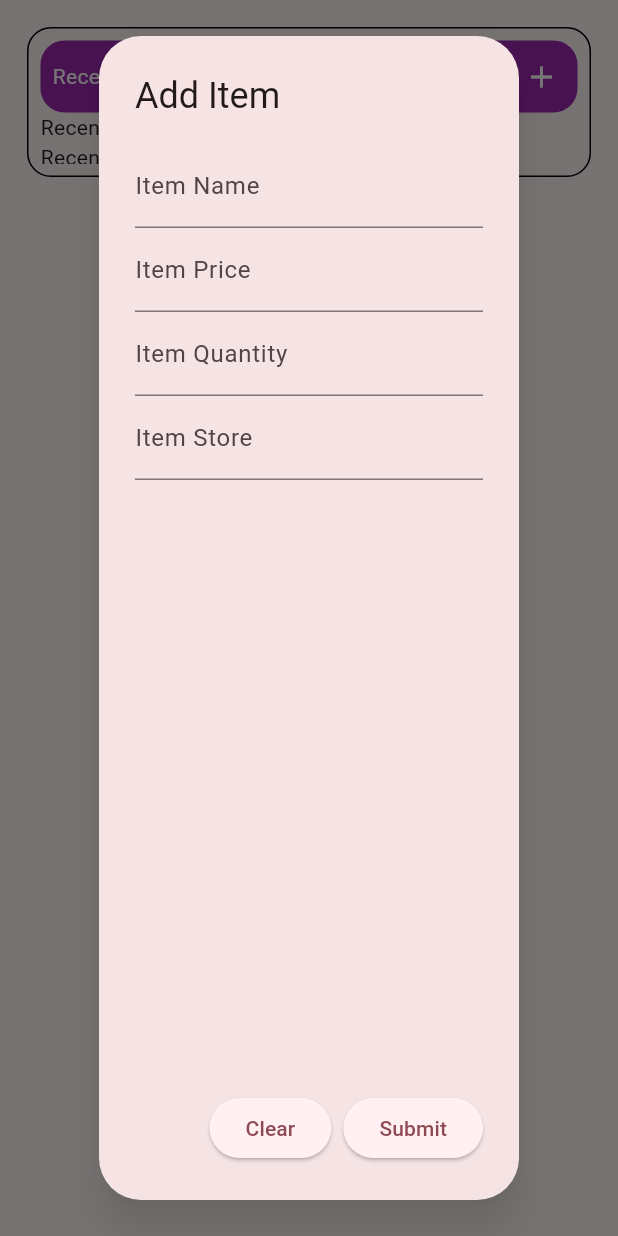
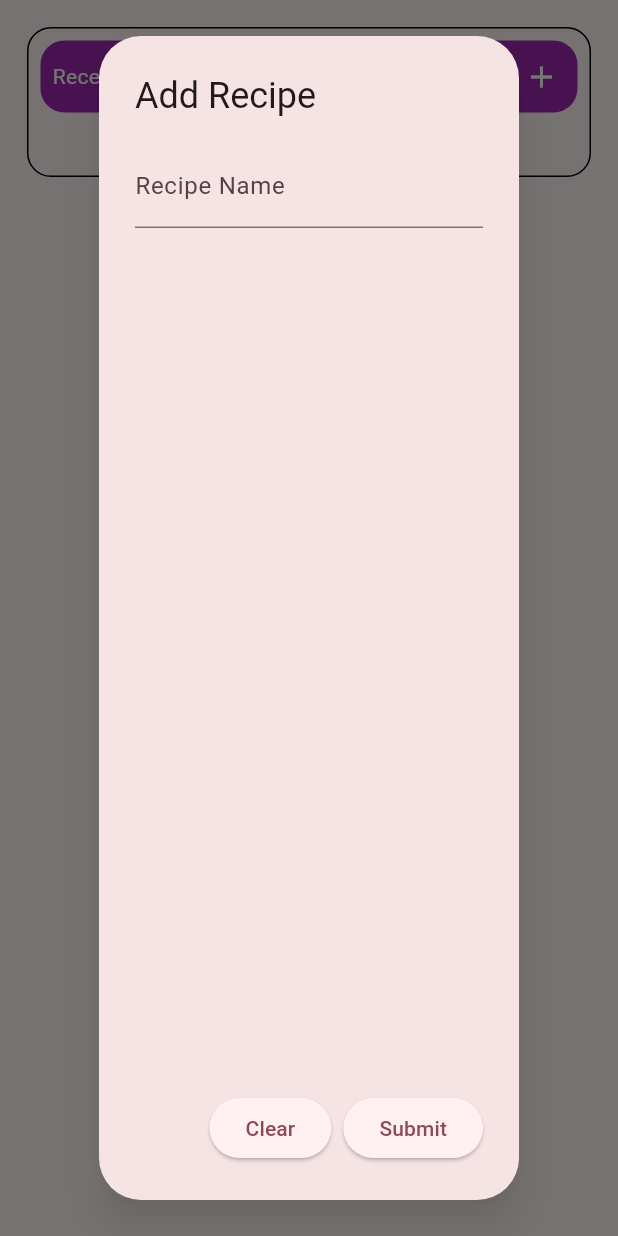
Before and after one commit to BMarx981/GrocerApp, a Flutter app: the RecentRecipesGridWidget widget shown alone on an empty page, opened directly, after a tap on the "add" icon, on a phone screen of 412 x 824 dp. Run offline on Flutter 3.47's test engine with Material 3 defaults, Android fonts, the light colour scheme and no system bars; our stand-ins replace beamer, drift, flutter_riverpod, riverpod_annotation, sqlite3_flutter_libs; missing offline and left inert: sqlite3; accounts and stored records are empty; generated files the repository leaves out were written again.

Commit message:
Update dashboard page and recipes grid.

```diff
--- a/lib/presentation/view/features/dashboard/dashboard_page.dart
+++ b/lib/presentation/view/features/dashboard/dashboard_page.dart
@@ -31,8 +31,8 @@ class DashboardPage extends ConsumerWidget {
                     crossAxisCount: gridCount,
                     children: const [
                       RecentItemsGridWidget(),
+                      RecentListsGridWidget(),
                       RecentRecipesGridWidget(),
-                      RecentListsGridWidget(),
                     ]);
               },
             ),
--- a/lib/presentation/view/features/dashboard/recent_recipes_grid_widget.dart
+++ b/lib/presentation/view/features/dashboard/recent_recipes_grid_widget.dart
@@ -1,6 +1,7 @@
 import 'package:flutter/material.dart';
 import 'package:flutter_riverpod/flutter_riverpod.dart';
 import 'package:grocerapp/presentation/common_widgets/add_item_dialog.dart';
+import 'package:grocerapp/presentation/common_widgets/add_recipe_dialog.dart';
 import 'package:grocerapp/presentation/view/features/dashboard/dashboard_title_widget.dart';
 
 class RecentRecipesGridWidget extends ConsumerStatefulWidget {
@@ -37,12 +38,12 @@ class _RecentRecipesGridWidgetState
                           addFunction: () {
                             showDialog(
                               context: context,
-                              builder: (context) => AddItemWidget(),
+                              builder: (context) => AddRecipeWidget(),
                             );
                           }),
                       Expanded(
                           child: ListView.builder(
-                        itemCount: 20,
+                        itemCount: 0,
                         itemBuilder: (BuildContext context, int index) {
                           return const Text("Recent Recipes list item.");
                         },
```
